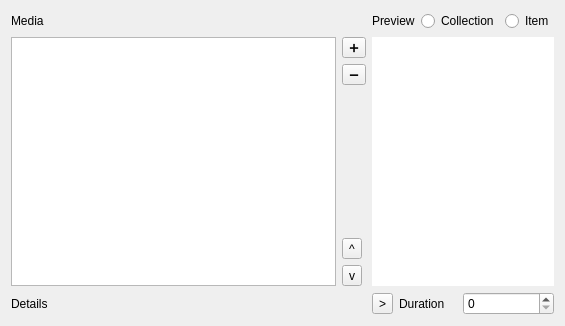
timlinux/QGISAnimationWorkbench, file animation_workbench/ui/media_list_widget_base.ui: the form before one commit.
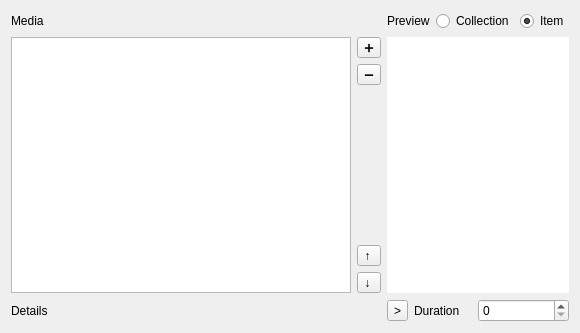
The form after the commit.

Commit message: 👔 Implemeting media widget WIP

What changed in the file:
```diff
--- a/animation_workbench/ui/media_list_widget_base.ui
+++ b/animation_workbench/ui/media_list_widget_base.ui
@@ -6,8 +6,8 @@
    <rect>
     <x>0</x>
     <y>0</y>
-    <width>565</width>
-    <height>326</height>
+    <width>580</width>
+    <height>333</height>
    </rect>
   </property>
   <property name="windowTitle">
@@ -43,10 +43,13 @@
      <property name="text">
       <string>Item</string>
      </property>
+     <property name="checked">
+      <bool>true</bool>
+     </property>
     </widget>
    </item>
    <item row="1" column="0" rowspan="5">
-    <widget class="QListWidget" name="MediaListWidgetBase">
+    <widget class="QListWidget" name="media_list">
      <property name="sizePolicy">
       <sizepolicy hsizetype="MinimumExpanding" vsizetype="MinimumExpanding">
        <horstretch>0</horstretch>
@@ -116,14 +119,14 @@
    <item row="4" column="1">
     <widget class="QToolButton" name="toolButton_3">
      <property name="text">
-      <string>^</string>
+      <string>↑ </string>
      </property>
     </widget>
    </item>
    <item row="5" column="1">
     <widget class="QToolButton" name="toolButton_4">
      <property name="text">
-      <string>v</string>
+      <string>↓ </string>
      </property>
     </widget>
    </item>
```
Left out of the diff: 24 changed lines with no effect on the pictures. The commit also changes 3 other files.
